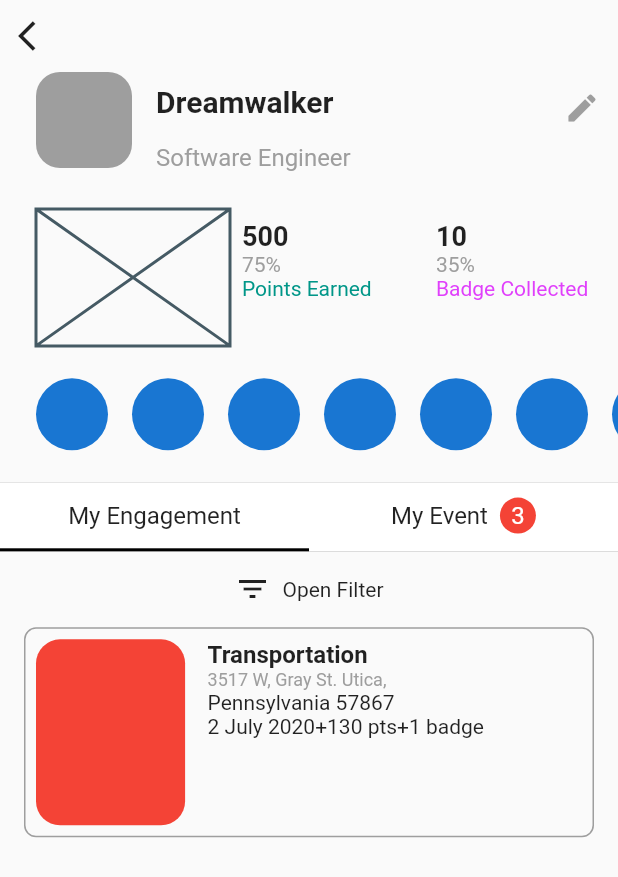
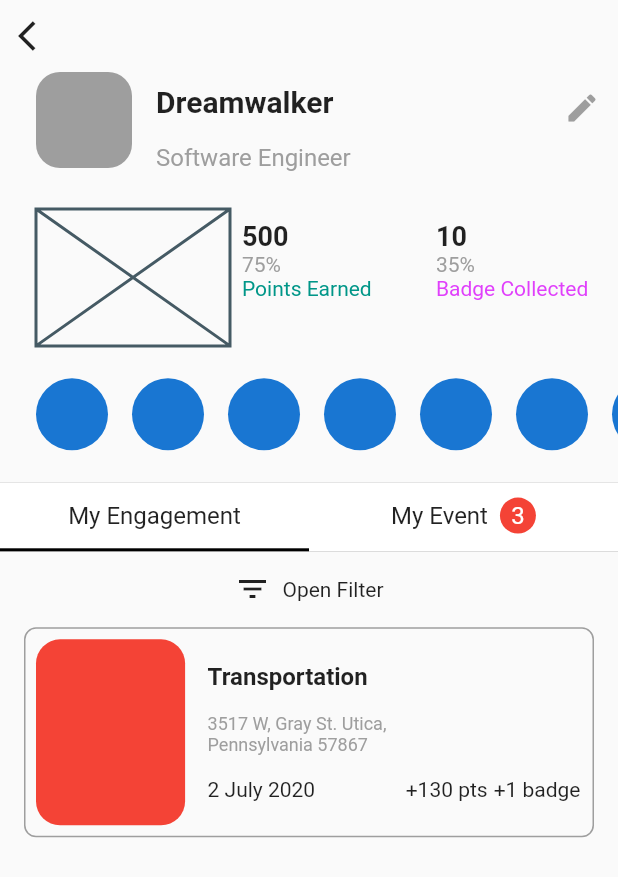
Before and after one commit to JAICHANGPARK/flutter_notebook_11th_story, a Flutter app: the IrysProfilePage screen opened directly, on a phone screen of 412 x 824 dp. Shown: the top 877 px of the screen. Run offline on Flutter 3.47's test engine with Material 2 defaults, Android fonts, the phone set to English and light mode, and no system bars; our stand-ins replace backdrop, badges, flutter_inner_drawer, flutter_slidable, flutter_swiper, google_fonts; network calls fail.

Commit message:
Update irys_profile_page.dart

```diff
--- a/lib/ep727_irys_mobile_app/ui/irys_profile_page.dart
+++ b/lib/ep727_irys_mobile_app/ui/irys_profile_page.dart
@@ -268,6 +268,7 @@ class _IrysProfilePageState extends State<IrysProfilePage> {
                                         child: Padding(
                                           padding: const EdgeInsets.all(8.0),
                                           child: Column(
+                                            mainAxisAlignment: MainAxisAlignment.spaceEvenly,
                                             crossAxisAlignment: CrossAxisAlignment.start,
                                             children: [
                                               Text(
@@ -275,14 +276,15 @@ class _IrysProfilePageState extends State<IrysProfilePage> {
                                                 style: TextStyle(fontSize: 16, fontWeight: FontWeight.bold),
                                               ),
                                               Text(
-                                                "3517 W, Gray St. Utica,",
+                                                "3517 W, Gray St. Utica,\nPennsylvania 57867",
                                                 style: TextStyle(fontSize: 12, color: Colors.grey),
                                               ),
-                                              Text("Pennsylvania 57867"),
                                               Row(
                                                 children: [
                                                   Text("2 July 2020"),
+                                                  Spacer(),
                                                   Text("+130 pts"),
+                                                  SizedBox(width: 4),
                                                   Text("+1 badge"),
                                                 ],
                                               )
```
